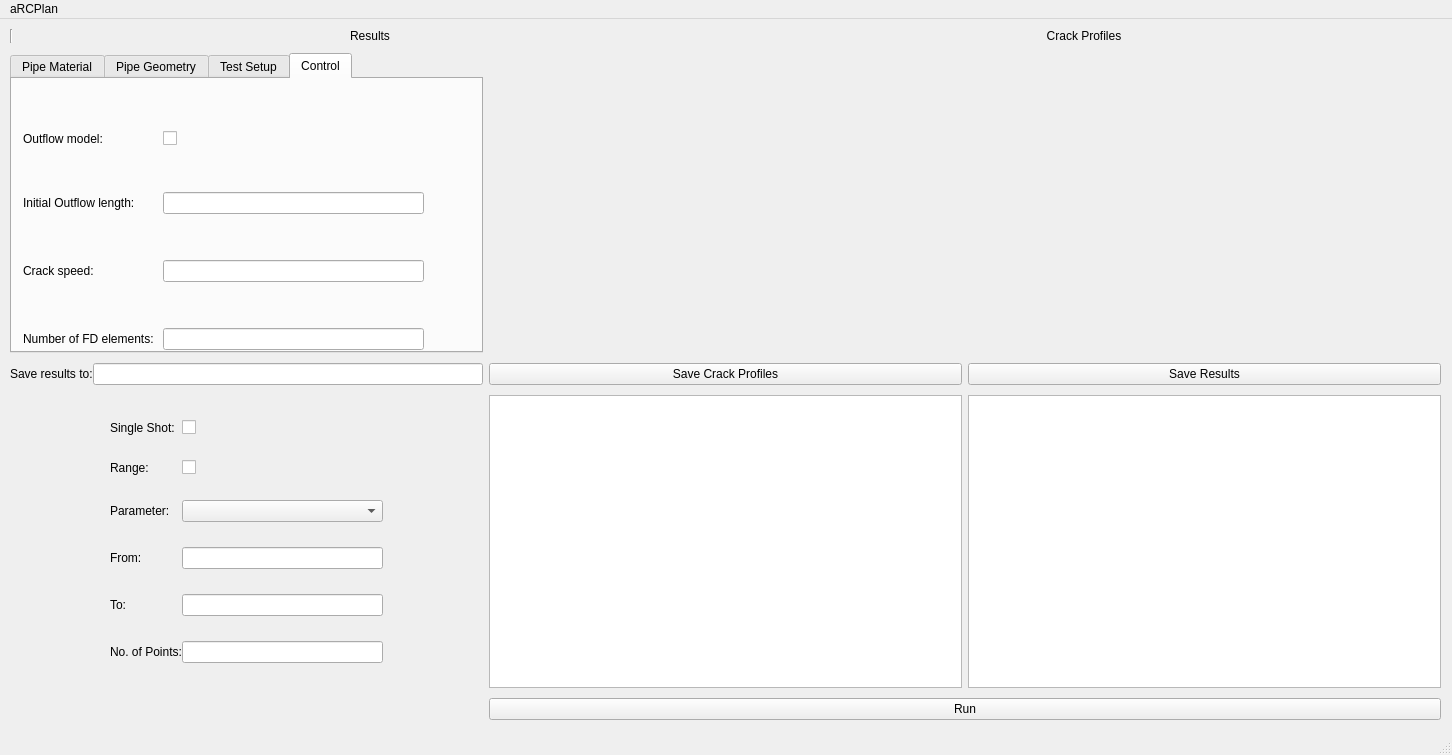
Above: guimain.ui from FraserEdwards/aRCPlanQt before the change. Below: the same form after it.
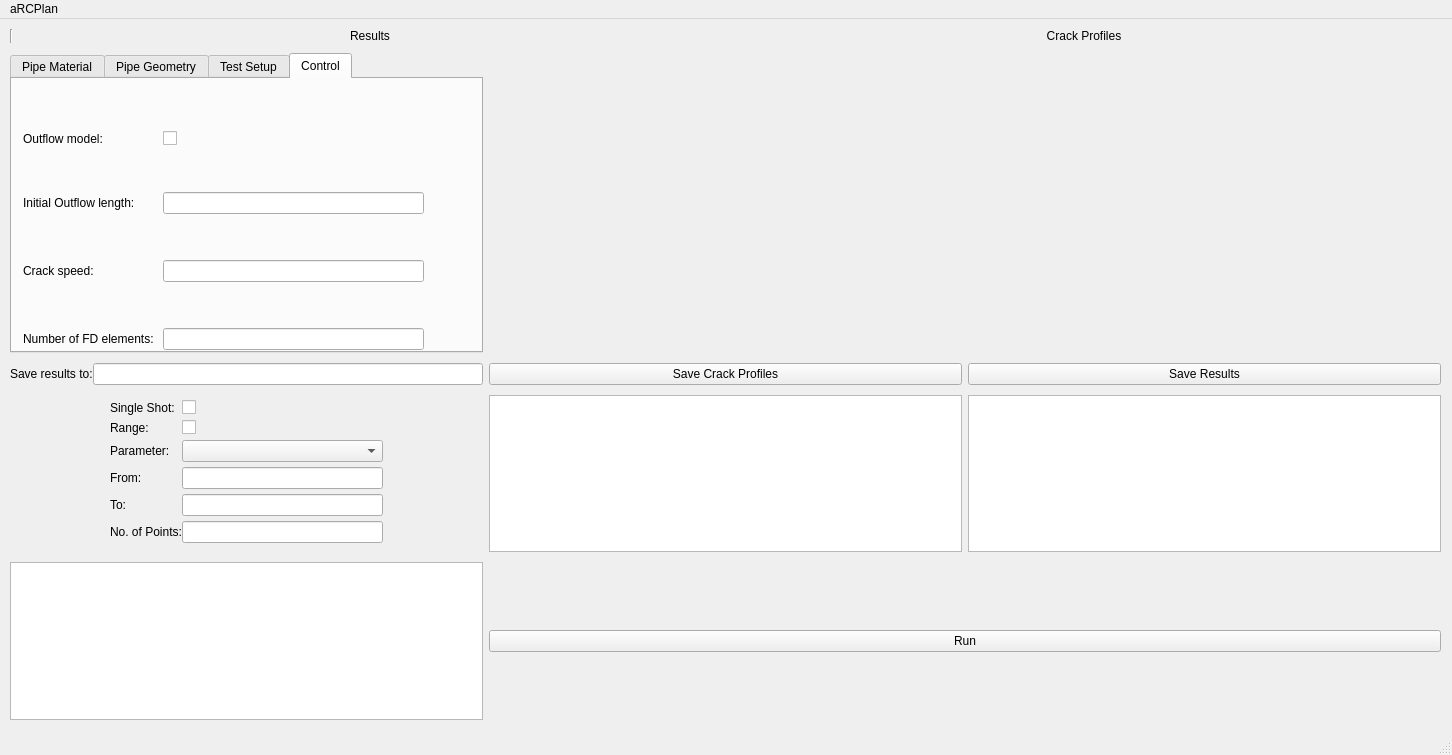
That is the form after the change. Custom widgets are drawn as their Qt base class.

Patch:
```diff
--- a/guimain.ui
+++ b/guimain.ui
@@ -562,6 +562,9 @@
        </property>
       </widget>
      </item>
+     <item row="6" column="0">
+      <widget class="QTextEdit" name="Information"/>
+     </item>
     </layout>
    </widget>
   </widget>
```
